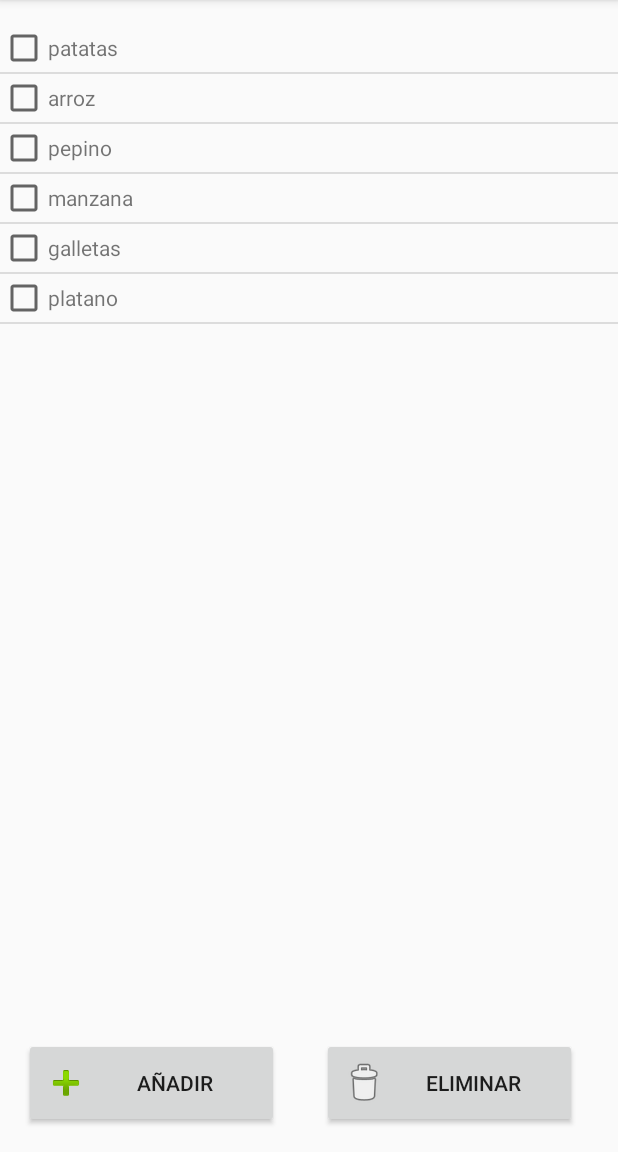
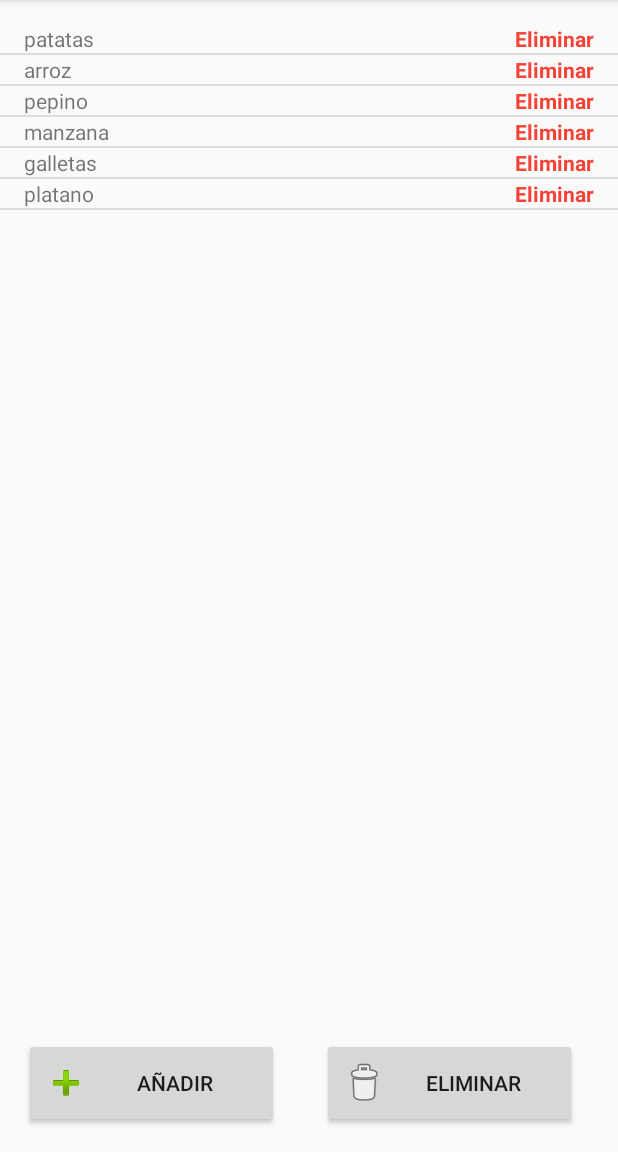
Before and after one commit to Mordorbeast/Smootheat, an Android app: the lista_compra screen opened directly, with no data from a screen before it, on a phone screen of 412 x 824 dp, the part 84-1236 px from its top. Run offline under Robolectric (Android 15) with nearby library versions, the phone set to English and light mode, and no system bars.

Commit message:
hago que se puedan eliminar alimentos de la lista de la compra y cambio el disño de esa pantalla

```diff
--- a/app/src/main/AndroidManifest.xml
+++ b/app/src/main/AndroidManifest.xml
@@ -13,7 +13,7 @@
         </activity>
         <activity android:name=".recetas">
         </activity>
-        <activity android:name=".Pantalla_log_in"> <!-- Pantalla_MenuPrincipal -->
+        <activity android:name=".Pantalla_MenuPrincipal"> <!-- Pantalla_log_in -->
             <intent-filter>
                 <action android:name="android.intent.action.MAIN"/>
 
@@ -37,7 +37,7 @@
         </activity>
         <activity android:name=".Pantalla_nevera">
         </activity>
-        <activity android:name=".Pantalla_MenuPrincipal"> <!-- Pantalla_log_in -->
+        <activity android:name=".Pantalla_log_in"> <!-- Pantalla_MenuPrincipal -->
         </activity>
         <activity android:name=".Pantalla_aprende_a_cocinar">
         </activity>
--- a/app/src/main/java/com/example/xavi/proyectoxavigimenez/AlimentoAdapter.kt
+++ b/app/src/main/java/com/example/xavi/proyectoxavigimenez/AlimentoAdapter.kt
@@ -19,13 +19,13 @@
 
         fila.nombreAlimento.text = alimentos[position].alimento
 
-      /*  fila.ButtonDelete.setOnClickListener{
+        fila.eliminar.setOnClickListener{
             //Toast.makeText(context, "sUCCESSFULLY LOGGED IN", Toast.LENGTH_LONG).show()
-            products.removeAt(position)
+            alimentos.removeAt(position)
             notifyDataSetChanged()
 
         }
-        */
+
         return fila
     }
 
--- a/app/src/main/java/com/example/xavi/proyectoxavigimenez/lista_compra.kt
+++ b/app/src/main/java/com/example/xavi/proyectoxavigimenez/lista_compra.kt
@@ -47,11 +47,11 @@
 
         //customAdptor.names.set(customAdptor.names.count(), ALIMENTO_EXTRA)
 
-
+/*
         listView.setOnItemClickListener{ parent, view, position, id ->
             Toast.makeText(this, "You Clicked:"+" "+customAdptor.alimentos[position], Toast.LENGTH_SHORT).show()
         }
-
+*/
 
         addAlimento_lista_compra.setOnClickListener(){
             val intent = Intent(this, add_fila_lista_compra::class.java)
--- a/app/src/main/res/layout/activity_fila_lista_compra.xml
+++ b/app/src/main/res/layout/activity_fila_lista_compra.xml
@@ -1,18 +1,26 @@
 <?xml version="1.0" encoding="utf-8"?>
-<LinearLayout xmlns:android="http://schemas.android.com/apk/res/android"
-              android:layout_width="match_parent"
+<android.support.constraint.ConstraintLayout xmlns:android="http://schemas.android.com/apk/res/android"
+                                             xmlns:app="http://schemas.android.com/apk/res-auto" xmlns:tools="http://schemas.android.com/tools" android:layout_width="match_parent"
               android:layout_height="match_parent">
-
+<!--
     <android.support.v7.widget.AppCompatCheckBox
             android:id="@+id/checkbox"
             android:layout_width="wrap_content"
             android:layout_height="wrap_content"/>
-
+-->
     <TextView
             android:id="@+id/nombreAlimento"
             android:layout_width="wrap_content"
             android:layout_height="wrap_content"
-            android:text="nombreAlimento"/>
+            android:text="nombreAlimento" app:layout_constraintTop_toTopOf="parent"
+            app:layout_constraintStart_toStartOf="parent" android:layout_marginStart="16dp"/>
+    <TextView
+            android:text="Eliminar"
+            android:layout_width="wrap_content"
+            android:layout_height="wrap_content"
+            android:id="@+id/eliminar" app:layout_constraintTop_toTopOf="parent"
+            android:layout_marginEnd="16dp" app:layout_constraintEnd_toEndOf="parent" android:textColor="#F44336"
+            android:textStyle="bold"/>
 
 
-</LinearLayout>
+</android.support.constraint.ConstraintLayout>
```
